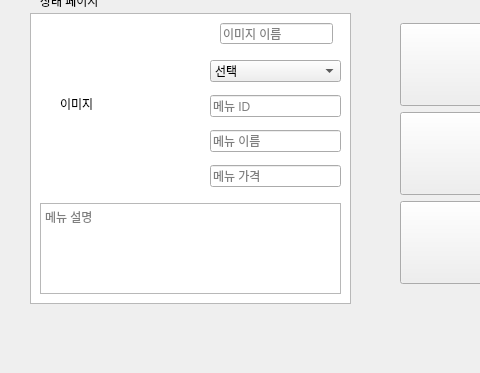
Qt form ui/manager.ui (BSEom/miniP_kiosk) before a commit; both pictures show x 0 to 480 and y 487 to 860 of the 1095 by 860 pixel window.
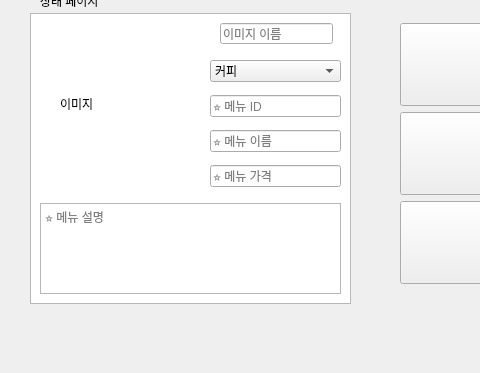
The same form after that commit.

Patch:
```diff
--- a/ui/manager.ui
+++ b/ui/manager.ui
@@ -258,21 +258,6 @@
     <layout class="QVBoxLayout" name="verticalLayout_2">
      <item>
       <widget class="QComboBox" name="category_combobox">
-       <item>
-        <property name="text">
-         <string>선택</string>
-        </property>
-       </item>
-       <item>
-        <property name="text">
-         <string>인기 메뉴</string>
-        </property>
-       </item>
-       <item>
-        <property name="text">
-         <string>시즌 메뉴</string>
-        </property>
-       </item>
        <item>
         <property name="text">
          <string>커피</string>
@@ -303,21 +288,21 @@
      <item>
       <widget class="QLineEdit" name="menu_id_input">
        <property name="placeholderText">
-        <string>메뉴 ID</string>
+        <string>⭐ 메뉴 ID</string>
        </property>
       </widget>
      </item>
      <item>
       <widget class="QLineEdit" name="menu_name_input">
        <property name="placeholderText">
-        <string>메뉴 이름</string>
+        <string>⭐ 메뉴 이름</string>
        </property>
       </widget>
      </item>
      <item>
       <widget class="QLineEdit" name="menu_price_input">
        <property name="placeholderText">
-        <string>메뉴 가격</string>
+        <string>⭐ 메뉴 가격</string>
        </property>
       </widget>
      </item>
@@ -346,7 +331,7 @@
      </rect>
     </property>
     <property name="placeholderText">
-     <string>메뉴 설명</string>
+     <string>⭐ 메뉴 설명</string>
     </property>
    </widget>
    <widget class="QLineEdit" name="menu_image_input_name">
```
Left out of the diff: 7 changed lines with no effect on the pictures.
